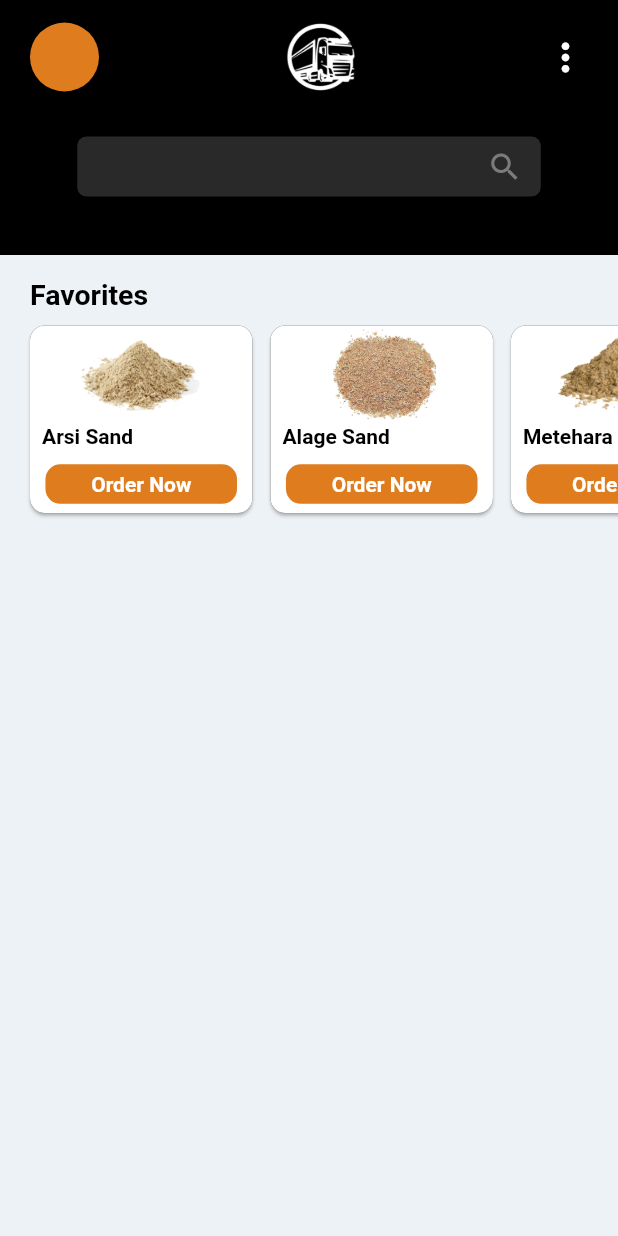
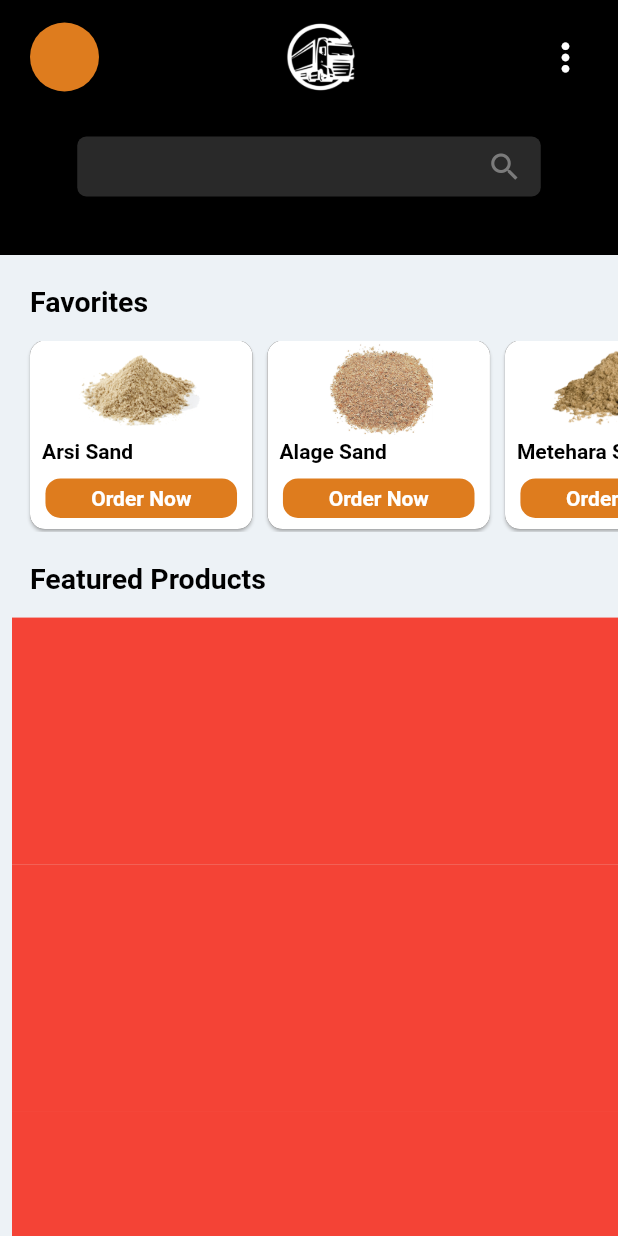
Before and after one commit to Estifki/Gizze, a Flutter app: the screen it shows after launch, on a phone screen of 412 x 824 dp. Run offline on Flutter 3.47's test engine with Material 2 defaults, Android fonts, the phone set to English and light mode, and no system bars; our stand-ins replace smooth_page_indicator.

Commit message:
home favourite updated

```diff
--- a/lib/screens/home.dart
+++ b/lib/screens/home.dart
@@ -1,5 +1,6 @@
 import 'package:flutter/material.dart';
 
+import '../const/const.dart';
 import '../widget/home/appbar.dart';
 import '../widget/home/favorite.dart';
 
@@ -16,33 +17,161 @@ class _HomeScreenState extends State<HomeScreen> {
     Size screenSize = MediaQuery.of(context).size;
     return Scaffold(
       backgroundColor: const Color(0xffedf2f6),
-      body: SafeArea(
-          child: SingleChildScrollView(
+      body: SingleChildScrollView(
         child: Column(
           mainAxisAlignment: MainAxisAlignment.start,
           crossAxisAlignment: CrossAxisAlignment.start,
-            children: const [
+          children: [
             //
-              //Custom App Bar
+            // Custom App Bar
             //
-              CustomHomeAppBarWidget(),
+            const CustomHomeAppBarWidget(),
             //
-              //Favourite
+            // Favourite
             //
-              Padding(
-                padding: EdgeInsets.only(left: 20.0, top: 15),
-                child: Text("Favorites",
+            const Padding(
+              padding: EdgeInsets.only(left: 20.0, top: 20),
+              child: Text(
+                "Favorites",
                 style: TextStyle(
                   fontSize: 19,
                   fontWeight: FontWeight.bold,
-                        color: Colors.black)),
+                  color: Colors.black,
                 ),
-              HomeFavoriteWidget()
+              ),
+            ),
+            const HomeFavoriteWidget(),
             //
-              //Featured Properties
+            // Featured Properties
             //
-            ]),
-      )),
+
+            const Padding(
+              padding: EdgeInsets.only(left: 20.0, top: 20),
+              child: Text(
+                "Featured Products",
+                style: TextStyle(
+                  fontSize: 19,
+                  fontWeight: FontWeight.bold,
+                  color: Colors.black,
+                ),
+              ),
+            ),
+
+            ListView.builder(
+              shrinkWrap: true,
+              itemCount: data.length,
+              physics: const BouncingScrollPhysics(),
+              padding: const EdgeInsets.only(left: 8.0, top: 15),
+              itemBuilder: (context, index) {
+                return Container(
+                  height: screenSize.height * 0.2,
+                  width: screenSize.width,
+                  color: Colors.red,
                 );
+              },
+            ),
+          ],
+        ),
+      ),
+    );
+
+    // return Scaffold(
+    //   backgroundColor: const Color(0xffedf2f6),
+    //   body: SafeArea(
+    //       child: ListView(
+    //           // mainAxisAlignment: MainAxisAlignment.start,
+    //           // crossAxisAlignment: CrossAxisAlignment.start,
+    //           children: [
+    //         //
+    //         //Custom App Bar
+    //         //
+    //         const CustomHomeAppBarWidget(),
+    //         //
+    //         //Favourite
+    //         //
+    //         const Padding(
+    //           padding: EdgeInsets.only(left: 20.0, top: 20),
+    //           child: Text("Favorites",
+    //               style: TextStyle(
+    //                   fontSize: 19,
+    //                   fontWeight: FontWeight.bold,
+    //                   color: Colors.black)),
+    //         ),
+    //         const HomeFavoriteWidget(),
+    //         //
+    //         //Featured Properties
+    //         //
+    //         const Padding(
+    //           padding: EdgeInsets.only(left: 20.0, top: 20),
+    //           child: Text("Featured Products",
+    //               style: TextStyle(
+    //                   fontSize: 19,
+    //                   fontWeight: FontWeight.bold,
+    //                   color: Colors.black)),
+    //         ),
+    //         ListView.builder(
+    //           shrinkWrap: true,
+    //           itemCount: data.length,
+    //           physics: const BouncingScrollPhysics(),
+    //           // scrollDirection: Axis.horizontal,
+    //           padding: const EdgeInsets.only(left: 8.0, top: 10),
+    //           itemBuilder: (context, index) {
+    //             return Padding(
+    //               padding: const EdgeInsets.only(left: 12, bottom: 5),
+    //               child: Card(
+    //                 margin: const EdgeInsets.all(0.0),
+    //                 shadowColor: Colors.grey,
+    //                 shape: RoundedRectangleBorder(
+    //                   borderRadius: BorderRadius.circular(10.0),
+    //                 ),
+    //                 child: Container(
+    //                   width: screenSize.width * 0.36,
+    //                   decoration: BoxDecoration(
+    //                       color: Colors.white,
+    //                       borderRadius: BorderRadius.circular(10.0)),
+    //                   child: Column(
+    //                     mainAxisAlignment: MainAxisAlignment.start,
+    //                     crossAxisAlignment: CrossAxisAlignment.start,
+    //                     children: [
+    //                       Center(
+    //                           child: Image.asset(data[index].imageUrl,
+    //                               height: screenSize.height * 0.08)),
+    //                       Padding(
+    //                         padding: const EdgeInsets.only(left: 8.0),
+    //                         child: Text(
+    //                           data[index].name,
+    //                           style: const TextStyle(
+    //                               color: Colors.black,
+    //                               fontWeight: FontWeight.bold),
+    //                         ),
+    //                       ),
+    //                       const Spacer(),
+    //                       Padding(
+    //                         padding: EdgeInsets.only(
+    //                             bottom: screenSize.height * 0.0075),
+    //                         child: Center(
+    //                           child: Container(
+    //                             width: screenSize.width * 0.31,
+    //                             height: screenSize.height * 0.032,
+    //                             alignment: Alignment.center,
+    //                             decoration: BoxDecoration(
+    //                                 color: AppColor.primaryColor,
+    //                                 borderRadius: BorderRadius.circular(10.0)),
+    //                             child: const Text("Order Now",
+    //                                 style:
+    //                                     TextStyle(fontWeight: FontWeight.bold),
+    //                                 textAlign: TextAlign.center),
+    //                           ),
+    //                         ),
+    //                       )
+    //                     ],
+    //                   ),
+    //                 ),
+    //               ),
+    //             );
+    //           },
+    //         )
+    //       ])),
+    // );
   }
 }
--- a/lib/widget/home/favorite.dart
+++ b/lib/widget/home/favorite.dart
@@ -8,17 +8,20 @@ class HomeFavoriteWidget extends StatelessWidget {
   @override
   Widget build(BuildContext context) {
     Size screenSize = MediaQuery.of(context).size;
-    return SizedBox(
-      height: screenSize.height * 0.17,
+    return Padding(
+      padding: const EdgeInsets.only(top: 15),
+      child: SizedBox(
+        height: screenSize.height * 0.155,
         width: screenSize.width,
         child: ListView.builder(
+          shrinkWrap: true,
           itemCount: data.length,
           physics: const BouncingScrollPhysics(),
           scrollDirection: Axis.horizontal,
-        padding: const EdgeInsets.only(left: 8.0, top: 10),
+          padding: const EdgeInsets.only(left: 20.0),
           itemBuilder: (context, index) {
             return Padding(
-            padding: const EdgeInsets.only(left: 12, bottom: 5),
+              padding: const EdgeInsets.only(right: 10, bottom: 2),
               child: Card(
                 margin: const EdgeInsets.all(0.0),
                 shadowColor: Colors.grey,
@@ -48,7 +51,7 @@ class HomeFavoriteWidget extends StatelessWidget {
                       const Spacer(),
                       Padding(
                         padding:
-                          EdgeInsets.only(bottom: screenSize.height * 0.0075),
+                            EdgeInsets.only(bottom: screenSize.height * 0.009),
                         child: Center(
                           child: Container(
                             width: screenSize.width * 0.31,
@@ -70,6 +73,7 @@ class HomeFavoriteWidget extends StatelessWidget {
             );
           },
         ),
+      ),
     );
   }
 }
```
Lines whose indentation alone changed are shown as unchanged.
